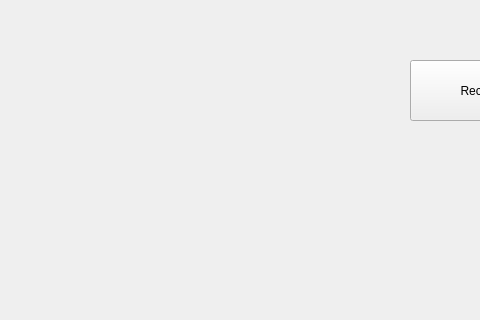
This is study/PyQt/withopencv/withopencv.ui in beanwork/dev_ws3 as Qt 5 draws it before an edit; both pictures show x 0 to 480 and y 0 to 320 of the 975 by 586 pixel window. The edited form follows.
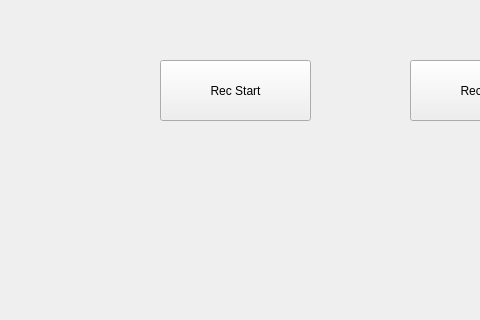
This is the edited form.

Commit message: test record thread

Diff of the .ui file:
```diff
--- a/study/PyQt/withopencv/withopencv.ui
+++ b/study/PyQt/withopencv/withopencv.ui
@@ -65,6 +65,19 @@
     <string>Rec Start</string>
    </property>
   </widget>
+  <widget class="QPushButton" name="recordbtn_2">
+   <property name="geometry">
+    <rect>
+     <x>160</x>
+     <y>60</y>
+     <width>151</width>
+     <height>61</height>
+    </rect>
+   </property>
+   <property name="text">
+    <string>Rec Start</string>
+   </property>
+  </widget>
  </widget>
  <resources/>
  <connections/>
```
The commit also changes 1 other file.
